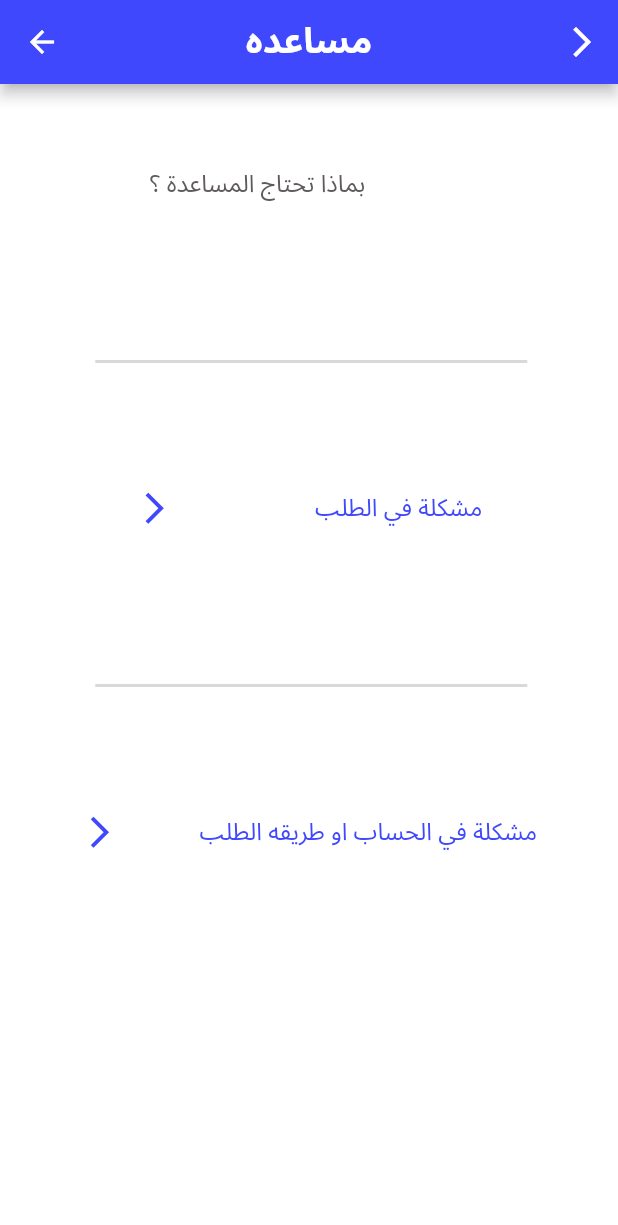
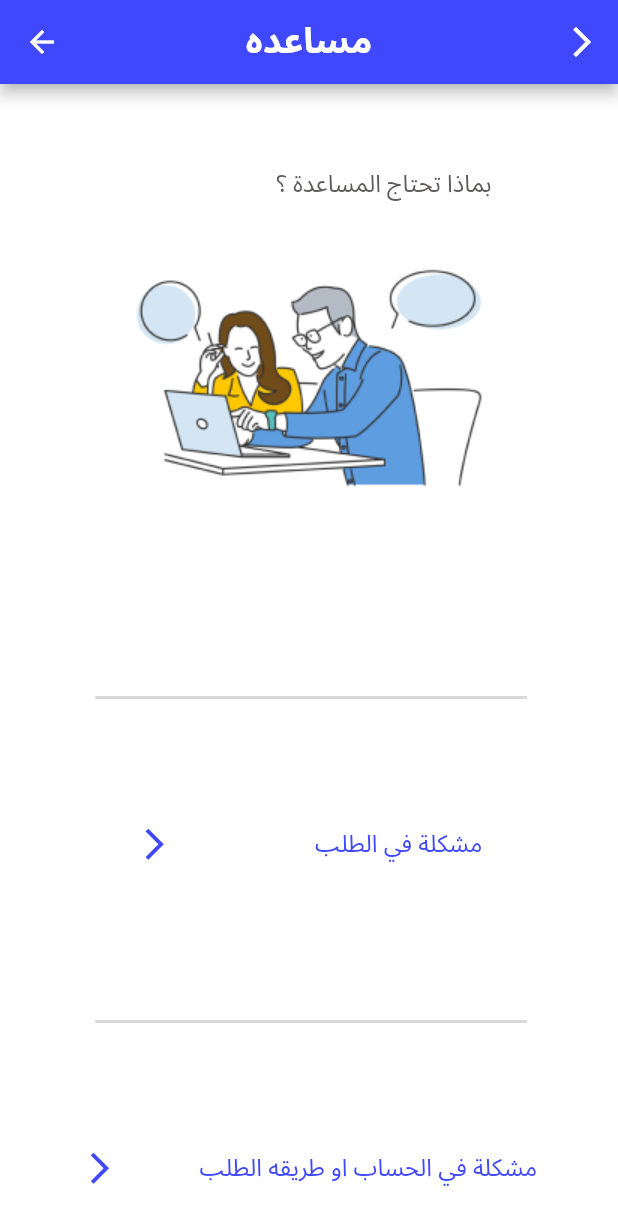
Before and after one commit to Ali-932/a_e, a Flutter app: the HelpPage screen opened directly, after a tap on the "arrow forward ios" icon, on a phone screen of 412 x 824 dp. Shown: the top 1225 px of the screen. Run offline on Flutter 3.47's test engine with Material 2 defaults, Android fonts, the light colour scheme and no system bars; our stand-ins replace get, google_fonts.

Commit message:
Added an image to the personal account view

```diff
--- a/lib/views/account/help_account_view.dart
+++ b/lib/views/account/help_account_view.dart
@@ -31,7 +31,7 @@ class HelpPage extends StatelessWidget {
       ),
       body:Column(
         children: [
-          Row(children: [
+          Column(children: [
             const Padding(padding: EdgeInsets.only(top:50,left: 100),
               child: Text(
                 'بماذا تحتاج المساعدة ؟',
@@ -43,7 +43,7 @@ class HelpPage extends StatelessWidget {
                 textDirection: TextDirection.rtl,
               ),
             ),
-
+            Image.asset('assets/images/account/interface_help_account.png')
           ],
           ),
 
@@ -57,7 +57,7 @@ class HelpPage extends StatelessWidget {
           ),
           Row(
             mainAxisAlignment: MainAxisAlignment.spaceEvenly,
-            children: [
+            children: const [
               Padding(
                 padding: EdgeInsets.only(top:10,),child: Icon(
                 Icons.arrow_forward_ios_outlined,
@@ -91,7 +91,7 @@ class HelpPage extends StatelessWidget {
           ),
           Row(
             mainAxisAlignment: MainAxisAlignment.spaceEvenly,
-            children: [
+            children: const [
               Padding(
                 padding: EdgeInsets.only(top:10,),child: Icon(
                 Icons.arrow_forward_ios_outlined,
--- a/lib/views/account/personal _account_view.dart
+++ b/lib/views/account/personal _account_view.dart
@@ -36,7 +36,7 @@ class PersonalPage extends StatelessWidget {
       body: Column(
         children: [
           Padding(
-            padding: const EdgeInsets.only(top: 20, left: 70),
+            padding: const EdgeInsets.only(top: 20, left: 70, right: 20),
             child: Container(
               height: 200,
               width: 324,
--- a/pubspec.yaml
+++ b/pubspec.yaml
@@ -74,6 +74,7 @@ flutter:
     - assets/images/shop/comman _item_image.png
     - assets/images/shop/animals_image_item.png
     - assets/images/UpperTag/
+    - assets/images/account/
 
 
   # An image asset can refer to one or more resolution-specific "variants", see
```
